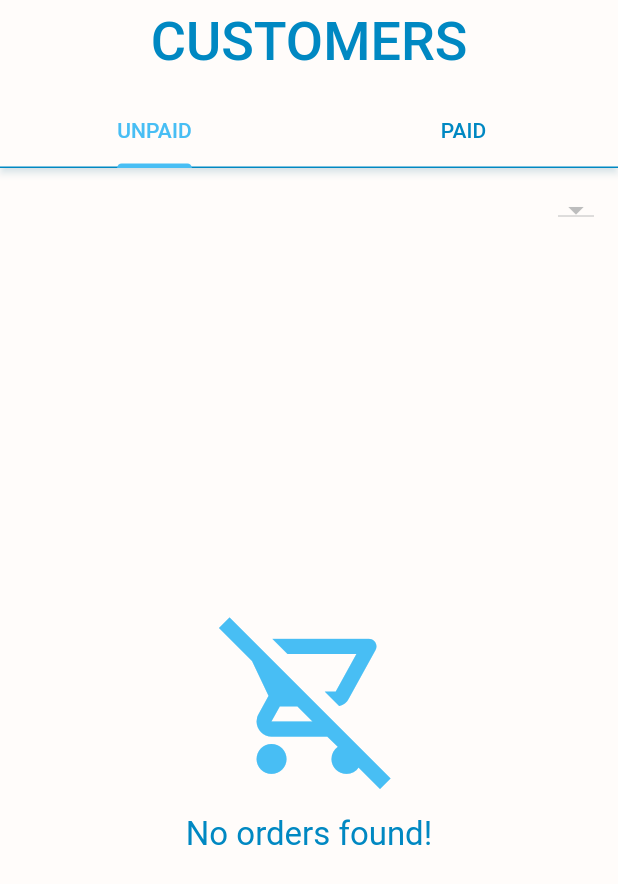
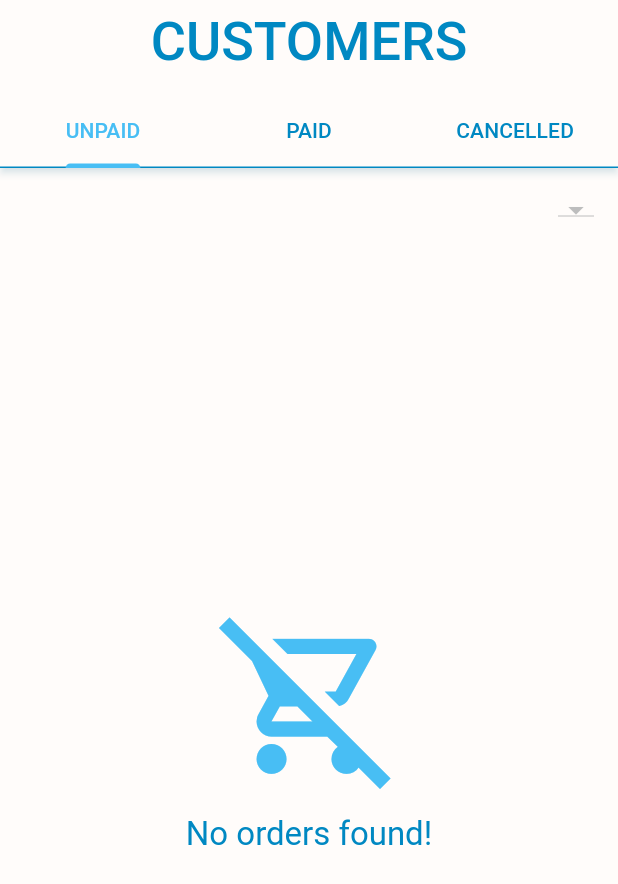
Before and after one commit to Hybrev/hook_diner_app, a Flutter app: the CustomerView screen opened by its route, on a phone screen of 412 x 824 dp. Shown: the top 884 px of the screen. Run offline on Flutter 3.47's test engine with Material 3 defaults, Android fonts, the phone set to English and light mode, and no system bars; our stand-ins replace cloud_firestore, firebase_auth, firebase_core, flutter_speed_dial, get_it, stacked and 1 more; missing offline and left inert: change_case; accounts and stored records are empty.

Commit message:
added kitchen role; minor UI changes

```diff
--- a/lib/app/modules/customer orders/customer_orders_view.dart
+++ b/lib/app/modules/customer orders/customer_orders_view.dart
@@ -15,7 +15,7 @@ class CustomerView extends StatelessWidget {
       onViewModelReady: (viewModel) => viewModel.initialize(),
       disposeViewModel: false,
       builder: (context, model, child) => const DefaultTabController(
-        length: 2,
+        length: 3,
         child: Scaffold(
           appBar: CustomerAppBar(),
           body: Center(
@@ -24,7 +24,8 @@ class CustomerView extends StatelessWidget {
               child: TabBarView(
                 children: [
                   OrderGrid(status: 'unpaid'),
-                  OrderGrid(status: 'paid')
+                  OrderGrid(status: 'paid'),
+                  OrderGrid(status: 'cancelled')
                 ],
               ),
             ),
--- a/lib/app/modules/customer orders/customer_orders_viewmodel.dart
+++ b/lib/app/modules/customer orders/customer_orders_viewmodel.dart
@@ -4,10 +4,14 @@ import 'package:hook_diner/app/shared/viewmodel.dart';
 import 'package:hook_diner/core/models/customer.dart';
 import 'package:hook_diner/core/models/item.dart';
 import 'package:hook_diner/core/models/order.dart';
+import 'package:hook_diner/core/models/user.dart';
 
 class CustomerOrdersViewModel extends SharedViewModel {
   final String _title = 'Customer List';
   String get title => _title;
+
+  User? _currentUser;
+  User? get currentUser => _currentUser;
 
   String? _selectedDate;
   String? get selectedDate => _selectedDate;
@@ -26,6 +30,9 @@ class CustomerOrdersViewModel extends SharedViewModel {
   List<Order>? _paidOrders;
   List<Order>? get paidOrders => _paidOrders;
 
+  List<Order>? _cancelledOrders;
+  List<Order>? get cancelledOrders => _cancelledOrders;
+
   List<Item>? _orderItems;
   List<Item>? get orderItems => _orderItems;
 
@@ -37,7 +44,7 @@ class CustomerOrdersViewModel extends SharedViewModel {
 
   void initialize() async {
     _selectedDate = 'Select Date...';
-
+    _currentUser = await auth.getCurrentUser();
     notifyListeners();
 
     streamOrders();
--- a/lib/app/modules/customer orders/widgets/customer_appbar.dart
+++ b/lib/app/modules/customer orders/widgets/customer_appbar.dart
@@ -20,6 +20,9 @@ class CustomerAppBar extends StatelessWidget implements PreferredSizeWidget {
           Tab(
             text: 'PAID',
           ),
+          Tab(
+            text: 'CANCELLED',
+          ),
         ],
       ),
     );
--- a/lib/app/modules/customer orders/widgets/order_grid.dart
+++ b/lib/app/modules/customer orders/widgets/order_grid.dart
@@ -2,6 +2,7 @@ import 'package:flutter/material.dart';
 import 'package:hook_diner/app/modules/customer%20orders/customer_orders_viewmodel.dart';
 import 'package:hook_diner/app/modules/customer%20orders/widgets/order_card.dart';
 import 'package:hook_diner/app/shared/widgets/filter_actions.dart';
+import 'package:hook_diner/core/models/order.dart';
 import 'package:stacked/stacked.dart';
 
 class OrderGrid extends ViewModelWidget<CustomerOrdersViewModel> {
@@ -11,8 +12,17 @@ class OrderGrid extends ViewModelWidget<CustomerOrdersViewModel> {
 
   @override
   Widget build(BuildContext context, CustomerOrdersViewModel viewModel) {
-    final orders =
-        status == 'unpaid' ? viewModel.unpaidOrders : viewModel.paidOrders;
+    final List<Order>? orders;
+    switch (status) {
+      case 'unpaid':
+        orders = viewModel.unpaidOrders;
+        break;
+      case 'paid':
+        orders = viewModel.paidOrders;
+        break;
+      default:
+        orders = viewModel.cancelledOrders;
+    }
 
     final appTheme = Theme.of(context);
     return Center(
--- a/lib/app/modules/home/home_view.dart
+++ b/lib/app/modules/home/home_view.dart
@@ -52,7 +52,7 @@ class HomeView extends StatelessWidget {
             const BottomNavigationBarItem(
               label: 'Customers',
               icon: Icon(Icons.people_alt_outlined),
-              activeIcon: const Icon(Icons.people_alt_rounded),
+              activeIcon: Icon(Icons.people_alt_rounded),
             ),
             if (model.currentUser?.role != "cashier")
               const BottomNavigationBarItem(
--- a/lib/app/modules/users/widgets/add_edit/user_row.dart
+++ b/lib/app/modules/users/widgets/add_edit/user_row.dart
@@ -48,6 +48,10 @@ class UserRow extends StatelessWidget {
                         child: Text('Cashier'),
                       ),
                       DropdownMenuItem<String>(
+                        value: 'kitchen',
+                        child: Text('Kitchen'),
+                      ),
+                      DropdownMenuItem<String>(
                         value: 'purchaser',
                         child: Text('Purchaser'),
                       ),
```
Also changed, not shown: lib/app/modules/customer orders/widgets/order_details_modal.dart (+27 -2 lines), lib/app/shared/widgets/base_button.dart (+18 -11 lines).
